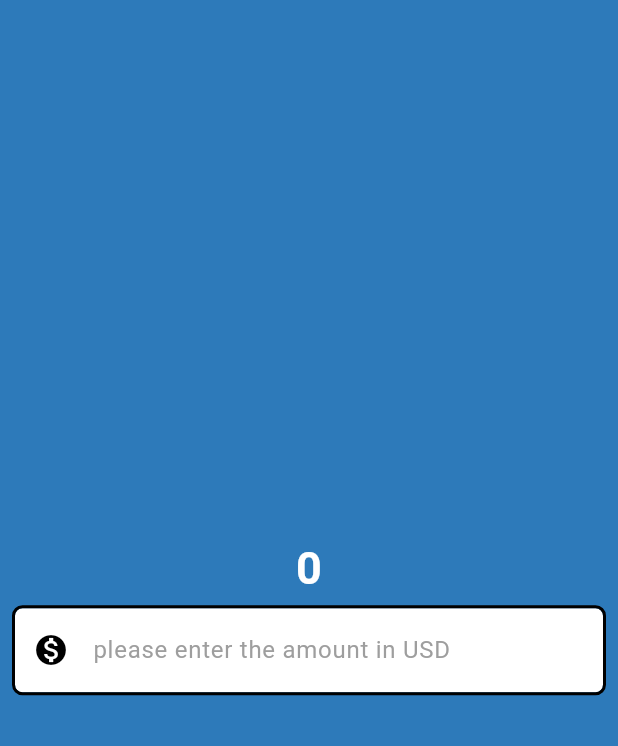
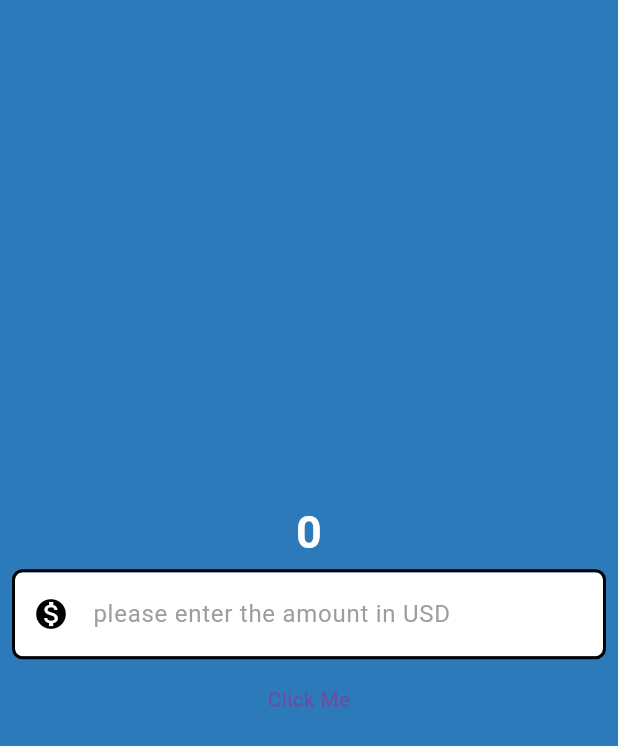
Before and after one commit to Priyanshudev001/Flutter-daily-progress-V2, a Flutter app: the screen it shows after launch, on a phone screen of 412 x 824 dp. Shown: the top 746 px of the screen. Run offline on Flutter 3.47's test engine with Material 3 defaults, Android fonts, the light colour scheme and no system bars.

Commit message:
TextButton Widget

```diff
--- a/lib/currency_coverter_materal_page.dart
+++ b/lib/currency_coverter_materal_page.dart
@@ -47,6 +47,12 @@ class CurrencyCoverterMateralPage extends StatelessWidget {
                 keyboardType: TextInputType.numberWithOptions(decimal: true),
               ),
             ),
+            TextButton(
+              onPressed: () {
+                print('buttom clicked');
+              },
+              child: Text('Click Me'),
+            ),
           ],
         ),
       ),
```
